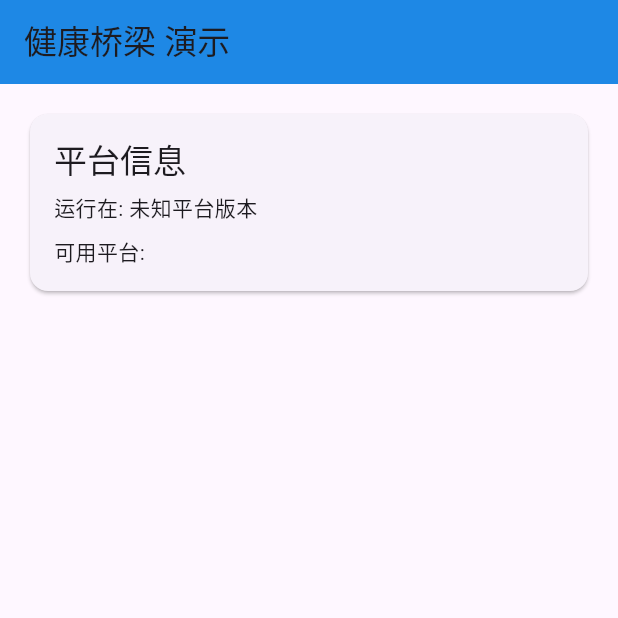
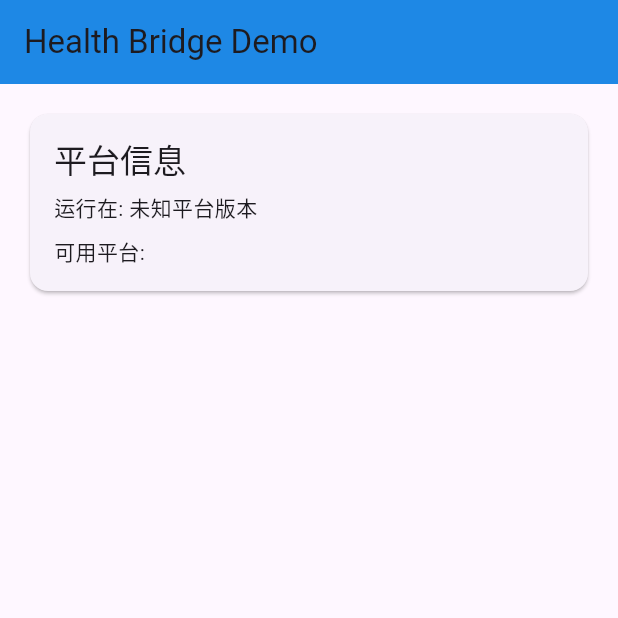
Before and after one commit to 896518640/health_bridge, a Flutter app: the screen it shows after launch, on a phone screen of 412 x 824 dp, the top half of it. Run offline on Flutter 3.47's test engine with Material 3 defaults, Android fonts, the phone set to English and light mode, and no system bars; our stand-ins replace plugin_platform_interface.

```diff
--- a/example/lib/main.dart
+++ b/example/lib/main.dart
@@ -157,7 +157,7 @@ class _HealthBridgeDemoState extends State<HealthBridgeDemo> {
   Widget build(BuildContext context) {
     return Scaffold(
         appBar: AppBar(
-          title: const Text('健康桥梁 演示'),
+          title: const Text('Health Bridge Demo'),
           backgroundColor: Colors.blue[600],
         ),
         body: SingleChildScrollView(
```
Also changed, not shown: lib/src/health_bridge_method_channel.dart (+12 -3 lines).
